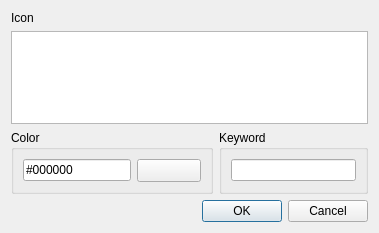
Old version of the form src/plugins/todo/keyworddialog.ui in the repository qt-creator/qt-creator.
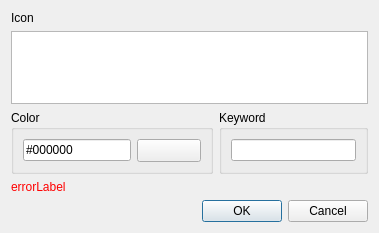
New version of the form. Custom widgets are drawn as their Qt base class.

```diff
--- a/src/plugins/todo/keyworddialog.ui
+++ b/src/plugins/todo/keyworddialog.ui
@@ -79,6 +79,16 @@
      </item>
     </layout>
    </item>
+   <item>
+    <widget class="QLabel" name="errorLabel">
+     <property name="styleSheet">
+      <string notr="true">color: red;</string>
+     </property>
+     <property name="text">
+      <string>errorLabel</string>
+     </property>
+    </widget>
+   </item>
    <item>
     <widget class="QDialogButtonBox" name="buttonBox">
      <property name="orientation">
```
Left out of the diff: 22 changed lines with no effect on the pictures.
